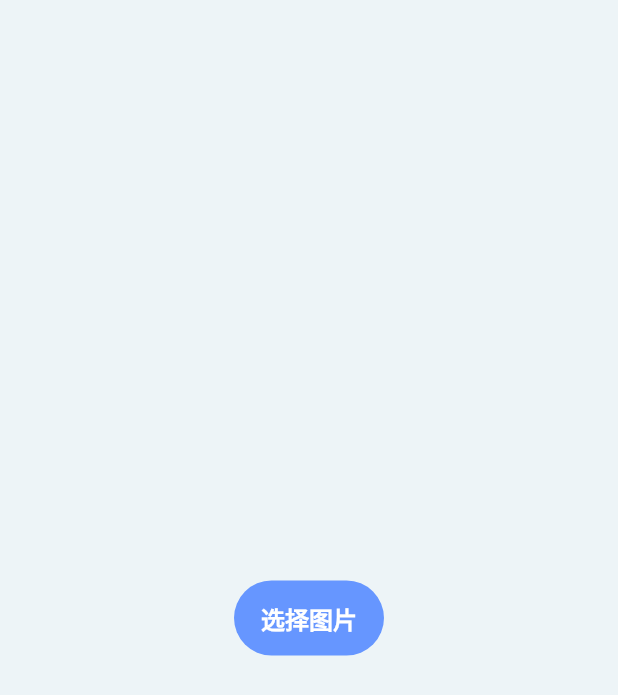
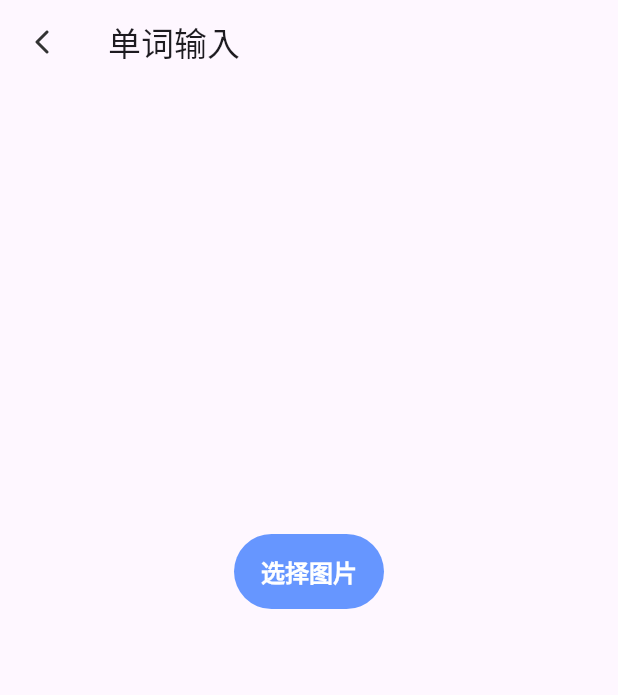
Before and after one commit to SpaceStar2016/vvwork, a Flutter app: the AddPage screen opened by its route, after a tap on "图片取词", on a phone screen of 412 x 824 dp. Shown: the top 695 px of the screen. Run offline on Flutter 3.47's test engine with Material 3 defaults, Android fonts, the phone set to English and light mode, and no system bars; our stand-ins replace card_swiper, drift, expandable_text, flutter_markdown, fluttertoast, visibility_detector; missing offline and left inert: flutter_scalable_ocr, google_mlkit_text_recognition, image_pickers, languagetool_textfield; accounts and stored records are empty; generated files the repository leaves out were written again.

Commit message:
添加图片取词

```diff
--- a/lib/Utils/UIUtils.dart
+++ b/lib/Utils/UIUtils.dart
@@ -3,7 +3,7 @@ import 'package:flutter/services.dart';
 class UIUtils {
 
   // 主题背景白
-  static const Color themeBackground = Color(0xFFEDF4F7);
+  static const Color themeBackgroundWhite = Color(0xFFEDF4F7);
   // 主题蓝
   static const Color themeBlue = Color(0xFF6696FF);
 
--- a/lib/cache/db_utils.dart
+++ b/lib/cache/db_utils.dart
@@ -6,6 +6,7 @@ class DBUtils {
   static late List<DBWordData> dbWords;
   static List<Vocabulary> vocabularies = [];
   static initData() async {
+    vocabularies.clear();
     final database = DBUtils.db;
     dbWords = await database.select(database.dBWord).get();
     for(DBWordData data in dbWords){
@@ -18,5 +19,6 @@ class DBUtils {
       word: vv.word,
       translation: vv.translation,
     ));
+     vocabularies.insert(0, vv);
   }
 }
--- a/lib/page/add_page.dart
+++ b/lib/page/add_page.dart
@@ -137,12 +137,13 @@ class _AddPageState extends State<AddPage> {
                 // ),
                 // const TagSelector(),
                 Row(
+                  mainAxisAlignment: MainAxisAlignment.center,
                   children: [
+                    _makeButton("图片取词",AddType.addTextRecognition),
+                    const SizedBox(width: 10,),
                     _makeButton("扫描取词", AddType.addOcr),
                     const SizedBox(width: 10,),
-                    _makeButton("图片取词",AddType.addTextRecognition),
-                    const SizedBox(width: 10,),
-                    _makeButton("语音输入",AddType.other),
+                    // _makeButton("语音输入",AddType.other),
                   ],
                 ),
                 const Spacer(),
--- a/lib/page/text_recognition_page.dart
+++ b/lib/page/text_recognition_page.dart
@@ -1,7 +1,12 @@
-
+import 'package:expandable_text/expandable_text.dart';
 import 'package:flutter/cupertino.dart';
 import 'package:flutter/material.dart';
+import 'package:google_mlkit_text_recognition/google_mlkit_text_recognition.dart';
+import 'package:image_pickers/image_pickers.dart';
+import 'package:vvword/page/vv_markdown.dart';
+import 'package:vvword/page/vv_screen_loading.dart';
 import '../Utils/UIUtils.dart';
+
 // 需要做缓存
 class TextRecognitionPage extends StatefulWidget {
   @override
@@ -9,12 +14,41 @@ class TextRecognitionPage extends StatefulWidget {
 }
 
 class _TextRecognitionPageState extends State<TextRecognitionPage> {
+  LoadingStatus _loadingStatus = LoadingStatus.done;
+
+  String res = "";
   @override
   Widget build(BuildContext context) {
-    return Container(
-      color: UIUtils.themeBackground,
-      child: Center(
-        child:OutlinedButton(
+    final username = "username";
+    return Scaffold(
+      appBar: VvWordAppBar(
+        title: const Text("单词输入"),
+        leading: CustomBackButton(
+          icon: Png.name('mine_icon_back', width: 24),
+        ),
+      ),
+      resizeToAvoidBottomInset: false,
+      body: SafeArea(
+          child: VvLoadingScreen(
+        onRetry: () {},
+        status: _loadingStatus,
+        builder: (context) {
+          return Center(
+            child: Column(
+              children: [
+                SizedBox(
+                  height: 300,
+                  child: SelectionArea(
+                    child: SingleChildScrollView(
+                      padding: const EdgeInsets.all(16.0),
+                      child: Text(
+                        res,
+                        style: const TextStyle(fontSize: 18.0),
+                      ),
+                    ),
+                  ),
+                ),
+                OutlinedButton(
                   style: OutlinedButton.styleFrom(
                     side: BorderSide.none,
                     padding: EdgeInsets.zero,
@@ -22,19 +56,78 @@ class _TextRecognitionPageState extends State<TextRecognitionPage> {
                     shape: RoundedRectangleBorder(
                         borderRadius: BorderRadius.circular(100)),
                     foregroundColor: Colors.white,
-            backgroundColor:  UIUtils.themeBlue,
+                    backgroundColor: UIUtils.themeBlue,
                     textStyle: const TextStyle(
                         fontSize: 16, fontWeight: FontWeight.w600),
                   ),
-          onPressed: (){
-
+                  onPressed: () {
+                    selectImages();
                   },
                   child: const Text(
                     "选择图片",
                     style: TextStyle(color: UIUtils.themeCharacterWhite),
                   ),
                 ),
+              ],
             ),
           );
+        },
+      )),
+    );
+  }
+
+  Future<void> selectImages() async {
+    List<Media> listImagePaths = await ImagePickers.pickerPaths(
+        language: Language.chinese,
+        galleryMode: GalleryMode.image,
+        selectCount: 1,
+        showGif: false,
+        showCamera: true,
+        compressSize: 500,
+        uiConfig: UIConfig(uiThemeColor: UIUtils.themeBlue),
+        cropConfig: CropConfig(enableCrop: false, width: 2, height: 1));
+
+    _loadingStatus = LoadingStatus.loading;
+    setState(() {});
+    final textRecognizer = TextRecognizer(script: TextRecognitionScript.latin);
+    final filePath = listImagePaths.first.path;
+    if (filePath == null) {
+      return;
+    }
+    final inputImage = InputImage.fromFilePath(filePath);
+    final RecognizedText recognizedText =
+        await textRecognizer.processImage(inputImage);
+    String text = recognizedText.text;
+    res = text;
+    // String letterText =  keepOnlyLetters(text);
+    // print(letterText);
+    for (TextBlock block in recognizedText.blocks) {
+      final Rect rect = block.boundingBox;
+      final cornerPoints = block.cornerPoints;
+      final String text = block.text;
+      final List<String> languages = block.recognizedLanguages;
+      for (TextLine line in block.lines) {
+        // Same getters as TextBlock
+        print("-------");
+        print("${line.text}");
+        for (TextElement element in line.elements) {
+          // Same getters as TextBlock
         }
       }
+    }
+    textRecognizer.close();
+    _loadingStatus = LoadingStatus.done;
+    setState(() {});
+  }
+
+  String keepOnlyLetters(String input) {
+    // 使用正则表达式匹配所有英文单词字符
+    RegExp regExp = RegExp(r'[a-zA-Z]+');
+    Iterable<Match> matches = regExp.allMatches(input);
+
+    // 将匹配到的字符连接起来
+    String result = matches.map((match) => match.group(0)!).join();
+
+    return result;
+  }
+}
--- /dev/null
+++ b/lib/page/vv_screen_loading.dart
@@ -0,0 +1,84 @@
+import 'package:flutter/material.dart';
+
+enum LoadingStatus {
+  loading,
+  error,
+  done,
+}
+
+class VvLoadingScreen extends StatelessWidget {
+  final LoadingStatus status;
+  final VoidCallback? onRetry;
+  final Widget Function(BuildContext context) builder;
+
+  const VvLoadingScreen({
+    super.key,
+    required this.status,
+    required this.builder,
+    this.onRetry,
+  });
+
+  @override
+  Widget build(BuildContext context) {
+    switch (status) {
+      case LoadingStatus.loading:
+        return Center(
+          child: Container(
+            width: 60,
+            height: 60,
+            decoration: BoxDecoration(
+              borderRadius: BorderRadius.all(Radius.circular(24 / 3)),
+              color: const Color.fromRGBO(137, 140, 142, 1.0),
+            ),
+            child: const Center(
+              child: SizedBox(
+                width: 30,
+                height: 30,
+                child: CircularProgressIndicator(
+                  color: Colors.white,
+                  strokeWidth: 3,
+                ),
+              ),
+            ),
+          ),
+          // child: CircularProgressIndicator(),
+        );
+      case LoadingStatus.error:
+        return _getNetworkLoadErrorWidget(context);
+      case LoadingStatus.done:
+        return builder(context);
+    }
+  }
+
+  Widget _getNetworkLoadErrorWidget(BuildContext context) {
+    return SafeArea(
+      child: Center(
+        child: Column(
+          mainAxisSize: MainAxisSize.min,
+          children: [
+            SizedBox(height: 48 / 3),
+            Text(
+              '[  操作失败  ]',
+              style:
+                  TextStyle(fontSize: 46 / 3, color: const Color(0xFF666666)),
+            ),
+            SizedBox(height: 106 / 3),
+            TextButton(
+                style: TextButton.styleFrom(
+                  minimumSize: Size(420 / 3, 120 / 3),
+                  backgroundColor: const Color(0xFF5D5FEF),
+                  shape: RoundedRectangleBorder(
+                      borderRadius: BorderRadius.circular(166 / 3)),
+                ),
+                onPressed: () => onRetry?.call(),
+                child: Text("重试",
+                    style: TextStyle(
+                        fontSize: 42 / 3,
+                        color: Colors.white,
+                        fontWeight: FontWeight.w600))),
+          ],
+        ),
+      ),
+    );
+  }
+}
--- a/pubspec.yaml
+++ b/pubspec.yaml
@@ -47,6 +47,10 @@ dependencies:
   flutter_scalable_ocr: ^2.0.0
   google_mlkit_text_recognition: ^0.6.0
   languagetool_textfield: ^0.0.5
+  image_pickers: ^2.0.4+8
+  flutter_markdown: ^0.6.18+3
+  expandable_text: ^2.3.0
+  visibility_detector: ^0.4.0+2
 
 dev_dependencies:
   flutter_test:
```
Also changed, not shown: lib/page/recite_page.dart (+10 -1 lines), lib/page/vv_markdown.dart (added, +40 -0 lines), pubspec.lock, 2 other files. Lines whose indentation alone changed are shown as unchanged.
